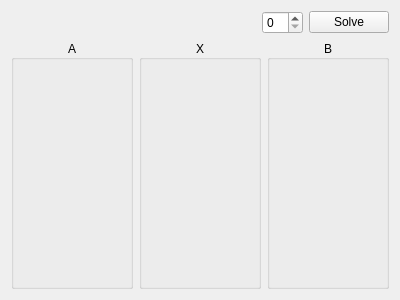
This is mainwindow.ui in himanshub16/linear-equation-solver as Qt 5 draws it before an edit. The edited form follows.
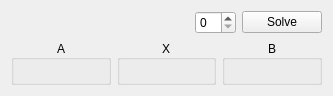
This is the edited form. Icons and pictures are not drawn.

Commit message: change default size

```diff
--- a/mainwindow.ui
+++ b/mainwindow.ui
@@ -6,8 +6,8 @@
    <rect>
     <x>0</x>
     <y>0</y>
-    <width>400</width>
-    <height>300</height>
+    <width>333</width>
+    <height>92</height>
    </rect>
   </property>
   <property name="windowTitle">
```
